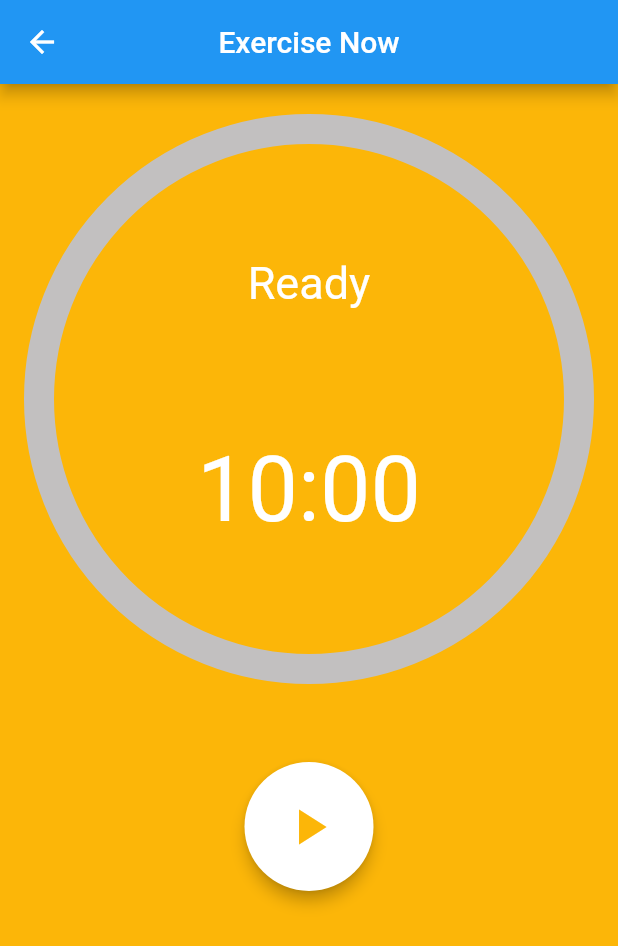
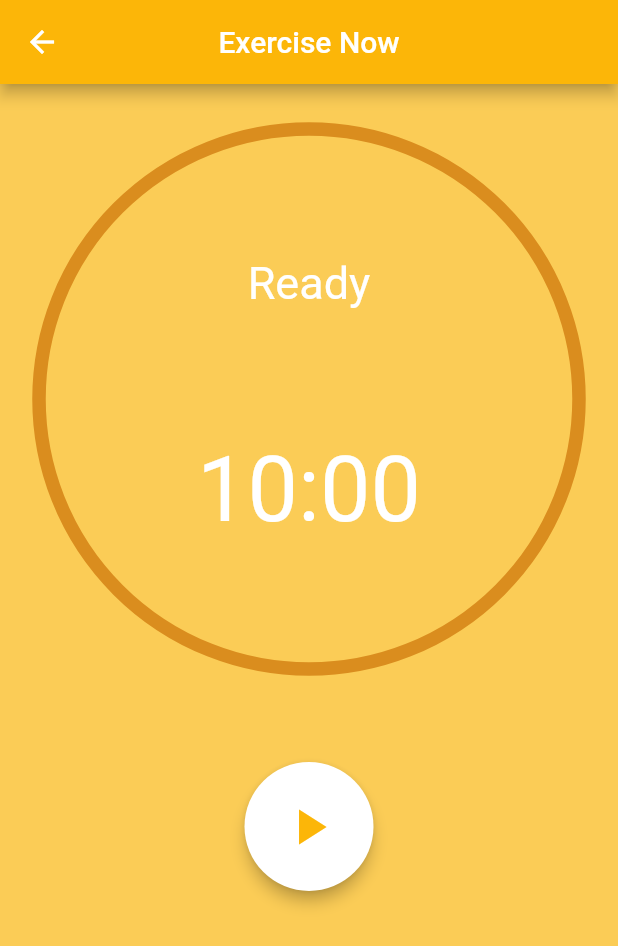
Before and after one commit to AlexPham19/Exercise_Timer_App, a Flutter app: the screen it shows after launch, after a tap on the "play arrow" icon, on a phone screen of 412 x 824 dp. Shown: the top 946 px of the screen. Run offline on Flutter 3.47's test engine with Material 2 defaults, Android fonts, the light colour scheme and no system bars; our stand-ins replace hive, hive_flutter; missing offline and left inert: flutter_material_pickers; accounts and stored records are empty.

Commit message:
change theme color

```diff
--- a/lib/constants/Theme.dart
+++ b/lib/constants/Theme.dart
@@ -1,21 +1,53 @@
 import 'dart:ui' show Color;
 import 'package:flutter/material.dart';
 
-class Themes{
+class Themes {
   static const Color appBarTheme = Colors.redAccent;
   static const Color background = Colors.white;
-  //------ THEME FOR EXERCISE PAGES -----//
-  static const Color exerciseTheme = Colors.redAccent;
-  static const Color exerciseIcon = Colors.redAccent;
-  static const Color restTheme = Colors.redAccent;
-  static const Color restIcon = Colors.redAccent;
-  static const Color numberExerciseTheme = Colors.redAccent;
-  static const Color numberExerciseIcon = Colors.redAccent;
-  static const Color numberRepetitionsTheme = Colors.redAccent;
-  static const Color numberRepetitionsIcon = Colors.redAccent;
-  static const Color timeToChangeRepTheme = Colors.redAccent;
-  static const Color timeToChangeRepIcon = Colors.redAccent;
-  static const Color readyTheme = Colors.redAccent;
+
+  //------ THEME FOR WELCOME PAGES -----//
+
+  static const Color exerciseThemeMain = Color.fromRGBO(230, 250, 239, 1);
+  static const Color exerciseIconMain = Color.fromRGBO(82, 229, 163, 1);
+  static const Color exerciseDialogTheme = Color.fromRGBO(93, 228, 162, 1);
+
+  static const Color restThemeMain = Color.fromRGBO(250, 223, 228, 1);
+  static const Color restIconMain = Color.fromRGBO(224, 60, 91, 1);
+  static const Color restDialogTheme = Color.fromRGBO(244, 46, 82, 1);
+
+  static const Color numberExerciseThemeMain = Color.fromRGBO(234, 235, 237, 1);
+  static const Color numberExerciseIconMain = Color.fromRGBO(124, 123, 129, 1);
+  static const Color numberExerciseDialogTheme =
+      Color.fromRGBO(124, 123, 129, 1);
+
+  static const Color numberRepetitionsThemeMain =
+      Color.fromRGBO(231, 232, 250, 1);
+  static const Color numberRepetitionsIconMain =
+      Color.fromRGBO(111, 129, 214, 1);
+  static const Color numberRepetitionsDialogTheme =
+      Color.fromRGBO(98, 120, 240, 1);
+
+  static const Color timeToChangeRepThemeMain =
+      Color.fromRGBO(254, 245, 230, 1);
+  static const Color timeToChangeRepIconMain = Color.fromRGBO(234, 210, 117, 1);
+  static const Color timeToChangeRepDialogTheme =
+      Color.fromRGBO(244, 206, 99, 1);
+
+  // -------- THEME FOR EXERCISE PAGES -------------//
+  static const Color readyThemeStart =
+      Color.fromRGBO(251, 204, 86, 1); // gradient
+  static const Color readyThemeEnd = Color.fromRGBO(251, 204, 86, 1);
+  static const Color readyTimerBorder = Color.fromRGBO(218, 141, 30, 1);
+
+  static const Color exerciseThemeStart = Color.fromRGBO(92, 227, 161, 1);
+  static const Color exerciseThemeEnd = Color.fromRGBO(81, 203, 144, 1);
+  static const Color exerciseTimerBorder = Color.fromRGBO(75, 197, 138, 1);
+
+  static const Color restThemeStart = Color.fromRGBO(252, 104, 83, 1);
+  static const Color restThemeEnd = Color.fromRGBO(241, 15, 81, 1);
+  static const Color restTimerBorder = Color.fromRGBO(226, 71, 76, 1);
+
+  static const Color wordExercise = Color(0xFFF2F2F2);
 
   //
   static TextStyle textOptions =
--- a/lib/screens/exercise/exercise-main.dart
+++ b/lib/screens/exercise/exercise-main.dart
@@ -1,10 +1,9 @@
-import 'dart:async';
 import 'dart:ui';
 import 'dart:math';
 import 'package:flutter/cupertino.dart';
 import 'package:flutter/material.dart';
-import 'package:flutter/material.dart';
 import 'package:hive/hive.dart';
+import 'package:my_first_flutter_app/constants/Theme.dart';
 import 'package:my_first_flutter_app/model/savedData.dart';
 import 'package:my_first_flutter_app/screens/welcome/welcome.dart';
 
@@ -28,6 +27,8 @@ int counterMinutes = 0, counterSeconds = 10; // low = number, up = string
 String CounterMinutes = '00', CounterSeconds = '10';
 String currentState = 'Ready';
 List<Color> TimerColors = [];
+List<LinearGradient> ThemeGradients = [];
+List<Color> BorderColors = [];
 
 class _ExerciseMainState extends State<ExerciseMain>
     with TickerProviderStateMixin {
@@ -55,22 +56,59 @@ class _ExerciseMainState extends State<ExerciseMain>
     controller = AnimationController(
         vsync: this,
         duration: Duration(seconds: counterSeconds + counterMinutes * 60));
-
     States.add('Ready');
     Time.add(10);
     TimerColors.add(Color.fromRGBO(252, 182, 8, 1.0));
+    BorderColors.add(Themes.readyTimerBorder);
+    ThemeGradients.add(
+      LinearGradient(
+        begin: Alignment.topLeft,
+        end: Alignment.bottomRight,
+        colors: <Color>[Themes.readyThemeStart, Themes.readyThemeEnd],
+        tileMode: TileMode.repeated, // repeats the gradient over the canvas
+      ),
+    );
     for (int i = 1; i <= numberOfRepetitions; i++) {
       for (int j = 1; j <= numberOfExercises; j++) {
         States.add('Exercise');
         TimerColors.add(Colors.green);
+        BorderColors.add(Themes.exerciseTimerBorder);
+        ThemeGradients.add(
+          LinearGradient(
+            begin: Alignment.topLeft,
+            end: Alignment.bottomRight,
+            colors: <Color>[Themes.exerciseThemeStart, Themes.exerciseThemeEnd],
+            tileMode: TileMode.repeated, // repeats the gradient over the canvas
+          ),
+        );
         Time.add(minutesExercise * 60 + secondsExercise);
         if (j == numberOfExercises && numberOfRepetitions > 1) {
           States.add('Time to change Rep');
-          TimerColors.add(Colors.blue);
+          TimerColors.add(Colors.yellow);
+          BorderColors.add(Themes.readyTimerBorder);
+          ThemeGradients.add(
+            LinearGradient(
+              begin: Alignment.topLeft,
+              end: Alignment.bottomRight,
+              colors: <Color>[Themes.readyThemeStart, Themes.readyThemeEnd],
+              tileMode:
+                  TileMode.repeated, // repeats the gradient over the canvas
+            ),
+          );
           Time.add(minutesToRepeat * 60 + secondsToRepeat);
         } else if (j == numberOfExercises && numberOfRepetitions == 1) {
         } else {
           TimerColors.add(Colors.redAccent);
+          BorderColors.add(Themes.restTimerBorder);
+          ThemeGradients.add(
+            LinearGradient(
+              begin: Alignment.topLeft,
+              end: Alignment.bottomRight,
+              colors: <Color>[Themes.restThemeStart, Themes.restThemeEnd],
+              tileMode:
+                  TileMode.repeated, // repeats the gradient over the canvas
+            ),
+          );
           States.add('Rest');
           Time.add(minutesRest * 60 + secondsRest);
         }
@@ -94,6 +132,7 @@ class _ExerciseMainState extends State<ExerciseMain>
   Widget build(BuildContext context) {
     return Scaffold(
       appBar: AppBar(
+        backgroundColor: TimerColors[index],
         title: Text('Exercise Now'),
         centerTitle: true,
       ),
@@ -104,7 +143,10 @@ class _ExerciseMainState extends State<ExerciseMain>
         },
         child: SafeArea(
           child: Container(
-            color: TimerColors[index],
+            decoration: BoxDecoration(
+              gradient: ThemeGradients[index],
+            ),
+            //color: TimerColors[index],
             child: Column(
               children: [
                 Container(
@@ -123,8 +165,7 @@ class _ExerciseMainState extends State<ExerciseMain>
                                 return new CustomPaint(
                                   painter: TimerPainter(
                                     animation: controller!,
-                                    backgroundColor:
-                                        Color.fromRGBO(194, 192, 192, 1),
+                                    backgroundColor: BorderColors[index],
                                     color: Colors.white,
                                   ),
                                 );
@@ -224,7 +265,7 @@ class _ExerciseMainState extends State<ExerciseMain>
                           first = true;
                           if (index == States.length) dispose();
                           if (controller!.isAnimating)
-                            controller!.stop();
+                            controller!.stop(canceled: true);
                           else {
                             controller!.reverse(
                                 from: controller!.value == 0.0
@@ -264,8 +305,7 @@ class _ExerciseMainState extends State<ExerciseMain>
   void action() {
     if (mounted) {
       setState(() {
-        if(index < States.length - 1)
-        index += 1;
+        if (index < States.length - 1) index += 1;
         counterMinutes = Time[index] ~/ 60;
         counterSeconds = Time[index] % 60;
         CounterMinutes = counterMinutes.toString();
@@ -309,23 +349,23 @@ class _ExerciseMainState extends State<ExerciseMain>
 }
 
 class TimerPainter extends CustomPainter {
-  final Animation animation;
+  final Animation<double> animation;
   final Color color, backgroundColor;
 
   TimerPainter({
     required this.animation,
     required this.backgroundColor,
     required this.color,
-  });
+  }) : super(repaint: animation);
 
   @override
   void paint(Canvas canvas, Size size) {
     Paint paint = Paint()
       ..color = backgroundColor
-      ..strokeWidth = 20.0
+      ..strokeWidth = 9.0
       ..strokeCap = StrokeCap.round
       ..style = PaintingStyle.stroke;
-    canvas.drawCircle(size.center(Offset.zero), size.width / 2, paint);
+    canvas.drawCircle(size.center(Offset.zero), size.width / 2.0, paint);
     paint.color = color;
     double progress = (1 - animation.value) * 2 * pi;
     canvas.drawArc(Offset.zero & size, pi * 1.5, -progress, false, paint);
--- a/lib/screens/welcome/welcome.dart
+++ b/lib/screens/welcome/welcome.dart
@@ -1,14 +1,8 @@
 import 'package:flutter/cupertino.dart';
 import 'package:flutter/material.dart';
 import 'package:my_first_flutter_app/constants/Theme.dart';
-import 'package:my_first_flutter_app/screens/exercise/exercise-main.dart';
 import 'package:my_first_flutter_app/widgets/drawer.dart';
 import 'package:my_first_flutter_app/widgets/main-app-bar-with-drawer.dart';
-
-import '../history.dart';
-import '../promotions.dart';
-import '../settings.dart';
-import '../statistics.dart';
 
 String MinutesTotal = '',
     SecondsTotal = '',
@@ -20,8 +14,8 @@ String MinutesTotal = '',
     NumberOfRepetitions = '',
     MinutesToRepeat = '',
     SecondsToRepeat = '';
+
 class WelcomePage extends StatefulWidget {
-
   @override
   _WelcomePageState createState() => _WelcomePageState();
 }
@@ -56,14 +50,26 @@ class _WelcomePageState extends State<WelcomePage> {
       drawer: MaterialDrawer(currentRoute: '/welcome'),
       appBar: PreferredSize(
         preferredSize: const Size.fromHeight(50.0),
-        child: MainAppBar(title: 'Stopwatch', scaffoldKey: _scaffoldKey,),
+        child: MainAppBar(
+          title: 'Stopwatch',
+          scaffoldKey: _scaffoldKey,
+        ),
       ),
       backgroundColor: Colors.white,
       body: SafeArea(
         child: ListView(
           children: <Widget>[
             Container(
-              color: Themes.appBarTheme,
+              decoration: BoxDecoration(
+                gradient: LinearGradient(
+                  begin: Alignment.topLeft,
+                  end: Alignment.bottomRight,
+                  colors: <Color>[Color(0xffFA5853), Color(0xffF42E52)],
+                  tileMode:
+                      TileMode.repeated, // repeats the gradient over the canvas
+                ),
+              ),
+             // color: Themes.appBarTheme,
               padding: EdgeInsets.symmetric(vertical: 20),
               child: Align(
                 alignment: Alignment.center,
@@ -99,10 +105,11 @@ class _WelcomePageState extends State<WelcomePage> {
                   Container(
                     padding:
                         EdgeInsets.symmetric(vertical: 8.0, horizontal: 16.0),
-                    child: ItemSetTime(
+                    child: itemSetTime(
                         Icons.play_circle_outline,
-                        Colors.lightGreen,
-                        Colors.green,
+                        Themes.exerciseThemeMain,
+                        Themes.exerciseIconMain,
+                        Themes.exerciseDialogTheme,
                         'Exercise',
                         MinutesExercise + ':' + SecondsExercise,
                         MinutesExercise,
@@ -111,10 +118,11 @@ class _WelcomePageState extends State<WelcomePage> {
                   Container(
                     padding:
                         EdgeInsets.symmetric(vertical: 8.0, horizontal: 16.0),
-                    child: ItemSetTime(
+                    child: itemSetTime(
                         Icons.pause_circle_outline,
-                        Color.fromRGBO(241, 157, 157, 1),
-                        Colors.red,
+                        Themes.restThemeMain,
+                        Themes.restIconMain,
+                        Themes.restDialogTheme,
                         'Rest',
                         MinutesRest + ':' + SecondsRest,
                         MinutesRest,
@@ -123,10 +131,11 @@ class _WelcomePageState extends State<WelcomePage> {
                   Container(
                     padding:
                         EdgeInsets.symmetric(vertical: 8.0, horizontal: 16.0),
-                    child: ItemSetReps(
+                    child: itemSetReps(
                       Icons.play_circle_outline,
-                      Color.fromRGBO(213, 213, 213, 1),
-                      Colors.grey,
+                      Themes.numberExerciseThemeMain,
+                      Themes.numberExerciseIconMain,
+                      Themes.numberExerciseDialogTheme,
                       'Exercises',
                       NumberOfExercises,
                     ),
@@ -134,10 +143,11 @@ class _WelcomePageState extends State<WelcomePage> {
                   Container(
                     padding:
                         EdgeInsets.symmetric(vertical: 8.0, horizontal: 16.0),
-                    child: ItemSetReps(
+                    child: itemSetReps(
                       Icons.play_circle_outline,
-                      Color.fromRGBO(177, 229, 245, 1.0),
-                      Colors.blue,
+                      Themes.numberRepetitionsThemeMain,
+                      Themes.numberRepetitionsIconMain,
+                      Themes.numberRepetitionsDialogTheme,
                       'Repetitions',
                       NumberOfRepetitions,
                     ),
@@ -146,10 +156,11 @@ class _WelcomePageState extends State<WelcomePage> {
                     child: Container(
                       padding:
                           EdgeInsets.symmetric(vertical: 8.0, horizontal: 16.0),
-                      child: ItemSetTime(
+                      child: itemSetTime(
                           Icons.play_circle_outline,
-                          Color.fromRGBO(252, 252, 189, 1),
-                          Colors.yellow,
+                          Themes.timeToChangeRepThemeMain,
+                          Themes.timeToChangeRepIconMain,
+                          Themes.timeToChangeRepDialogTheme,
                           'Time to repeat',
                           MinutesToRepeat + ':' + SecondsToRepeat,
                           MinutesToRepeat,
@@ -165,19 +176,19 @@ class _WelcomePageState extends State<WelcomePage> {
     );
   }
 
-  Widget ItemSetTime(IconData icon, Color color, Color iconColor, String title,
-      String time, String Min, String Sec) {
+  Widget itemSetTime(IconData icon, Color color, Color iconColor, Color dialogThemeColor, String title,
+      String time, String minutes, String seconds) {
     return InkWell(
       onTap: () {
         showDialog(
           context: context,
           builder: (BuildContext context) {
             TextEditingController _editingControllerMinutes =
-                new TextEditingController(text: Min);
+                new TextEditingController(text: minutes);
             TextEditingController _editingControllerSeconds =
-                new TextEditingController(text: Sec);
+                new TextEditingController(text: seconds);
             return AlertDialog(
-              backgroundColor: color,
+              backgroundColor: dialogThemeColor,
               actions: [
                 Center(
                   child: ElevatedButton(
@@ -203,7 +214,7 @@ class _WelcomePageState extends State<WelcomePage> {
                               SecondsToRepeat = sec;
                               break;
                             default:
-                              ;
+                              {}
                           }
                           int minEx = int.parse(MinutesExercise);
                           int secEx = int.parse(SecondsExercise);
@@ -217,7 +228,7 @@ class _WelcomePageState extends State<WelcomePage> {
                                   (minRest * 60 + secRest) * (numEx - 1)) *
                               (numRep);
                           if (numRep > 1) secTotal += (minRep * 60 + secRep);
-                          int minTotal = ((secTotal as int) ~/ 60) as int;
+                          int minTotal = secTotal ~/ 60;
                           secTotal = secTotal % 60;
                           MinutesTotal = minTotal.toString();
                           SecondsTotal = secTotal.toString();
@@ -375,17 +386,17 @@ class _WelcomePageState extends State<WelcomePage> {
     );
   }
 
-  Widget ItemSetReps(
-      IconData icon, Color color, Color iconColor, String title, String Rep) {
+  Widget itemSetReps(IconData icon, Color color, Color iconColor, Color dialogThemeColor, String title,
+      String repetitions) {
     return InkWell(
       onTap: () {
         showDialog(
           context: context,
           builder: (BuildContext context) {
             TextEditingController _editingControllerReps =
-                new TextEditingController(text: Rep);
+                new TextEditingController(text: repetitions);
             return AlertDialog(
-              backgroundColor: color,
+              backgroundColor: dialogThemeColor,
               actions: [
                 Center(
                   child: ElevatedButton(
@@ -401,7 +412,7 @@ class _WelcomePageState extends State<WelcomePage> {
                               NumberOfExercises = rep;
                               break;
                             default:
-                              ;
+                              {}
                           }
                           int minEx = int.parse(MinutesExercise);
                           int secEx = int.parse(SecondsExercise);
@@ -415,7 +426,7 @@ class _WelcomePageState extends State<WelcomePage> {
                                   (minRest * 60 + secRest) * (numEx - 1)) *
                               (numRep);
                           if (numRep > 1) secTotal += (minRep * 60 + secRep);
-                          int minTotal = ((secTotal as int) ~/ 60) as int;
+                          int minTotal = secTotal ~/ 60;
                           secTotal = secTotal % 60;
                           MinutesTotal = minTotal.toString();
                           SecondsTotal = secTotal.toString();
@@ -528,7 +539,7 @@ class _WelcomePageState extends State<WelcomePage> {
                 ],
               ),
               Text(
-                Rep,
+                repetitions,
                 style: TextStyle(
                   color: iconColor,
                   fontSize: 23,
```
Also changed, not shown: lib/screens/custom-exercise/custom-exercise-action.dart (+47 -4 lines).
